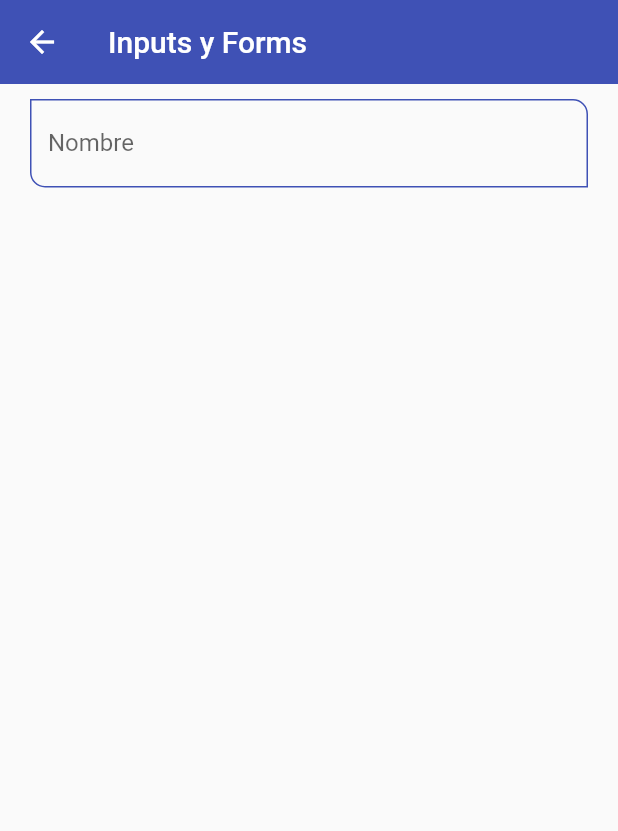
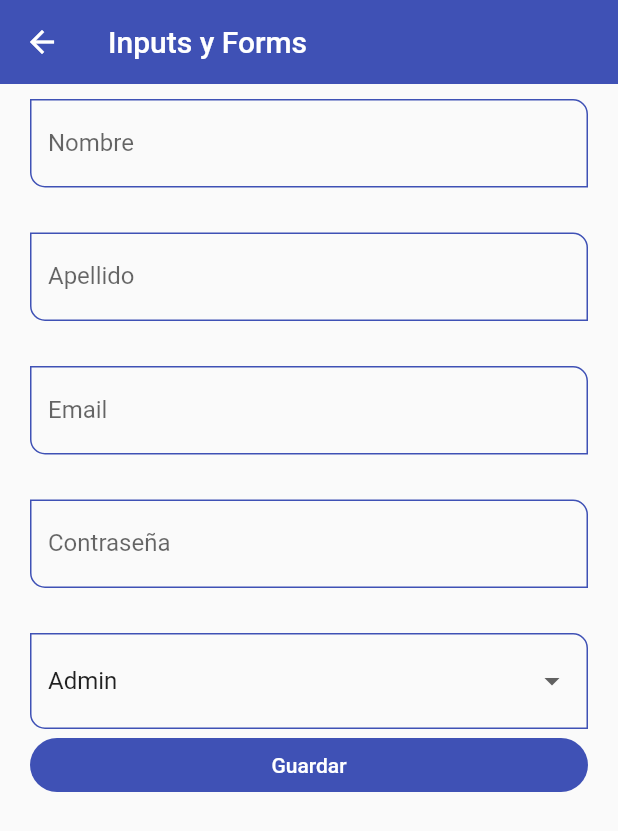
Before and after one commit to martinb28/FlutterComponents, a Flutter app: the InputsScreen screen opened by its route, on a phone screen of 412 x 824 dp. Shown: the top 831 px of the screen. Run offline on Flutter 3.47's test engine with Material 2 defaults, Android fonts, the phone set to English and light mode, and no system bars; missing offline and left inert: dart:ffi.

Commit message:
se finaliza form input

```diff
--- a/lib/screens/inputs_screen.dart
+++ b/lib/screens/inputs_screen.dart
@@ -7,6 +7,17 @@ class InputsScreen extends StatelessWidget {
 
   @override
   Widget build(BuildContext context) {
+
+    final GlobalKey<FormState> myFormKey = GlobalKey<FormState>();
+
+    final Map<String, String> formValues = {
+      'first_name': 'Martin',
+      'last_name' : 'Bugao',
+      'email'     : 'bugao1991@gmail.com',
+      'password'  : '123456',
+      'role'      : 'admin',
+    };
+
     return Scaffold(
       appBar: AppBar(
         title: const Text('Inputs y Forms'),
@@ -14,13 +25,57 @@ class InputsScreen extends StatelessWidget {
       body: SingleChildScrollView(
          child: Padding(
           padding: const EdgeInsets.symmetric(horizontal: 20, vertical: 10),
-          child: Column(
-            children: const [
-              CustomInputField(
-                labelText: 'Nombre',
-                hintText: 'Nombre del usuario',
+          child: Form(
+            key: myFormKey,
+            child: Column(
+              children: [
+
+                CustomInputField(labelText: 'Nombre', hintText: 'Nombre del usuario', formProperty: 'first_name', formValues: formValues),
+                const SizedBox( height: 30),
+
+                CustomInputField(labelText: 'Apellido', hintText: 'Apellido del usuario', formProperty: 'last_name', formValues: formValues),
+                const SizedBox( height: 30),
+
+                CustomInputField(labelText: 'Email',hintText: 'Correo del usuario', keyboardType: TextInputType.emailAddress, formProperty: 'email', formValues: formValues),
+                const SizedBox( height: 30),
+
+                CustomInputField(labelText: 'Contraseña', hintText: 'Contraseña del usuario', isPassword: true, formProperty: 'password', formValues: formValues),
+                const SizedBox( height: 30),
+
+                DropdownButtonFormField<String>(
+                  value: 'Admin',
+                  items: const [
+                    DropdownMenuItem(value: 'Admin', child: Text('Admin')),
+                    DropdownMenuItem(value: 'Superuser', child: Text('Superuser')),
+                    DropdownMenuItem(value: 'Developer', child: Text('Developer')),
+                    DropdownMenuItem(value: 'Jr.Developer', child: Text('Jr.Developer')),
+                  ],
+                  onChanged: (value) {
+                    print(value);
+                    formValues['role'] = value ?? 'Admin';
+                  },
+                ),
+
+                ElevatedButton(
+                  child: const SizedBox(
+                    width: double.infinity,
+                    child: Center(child: const Text('Guardar'))
+                    ),
+                  onPressed: () {
+
+                    FocusScope.of(context).requestFocus(FocusNode());
+
+                    if ( !myFormKey.currentState!.validate()) {
+                      print('Formulario no válido');
+                      return;
+                    }
+                    //* imprimir valores del formulario
+                    print(formValues);
+
+                  },
                 )
-            ],
+              ],
+            ),
           ),
          ),
       ),
--- a/lib/widgets/custom_input_field.dart
+++ b/lib/widgets/custom_input_field.dart
@@ -7,6 +7,11 @@ class CustomInputField extends StatelessWidget {
   final String? helperText;
   final IconData? icon;
   final IconData? suffixIcon;
+  final TextInputType? keyboardType;
+  final bool isPassword;
+
+  final String formProperty;
+  final Map<String, String> formValues;
 
 
   const CustomInputField({
@@ -16,17 +21,22 @@ class CustomInputField extends StatelessWidget {
     this.helperText,
     this.icon,
     this.suffixIcon,
+    this.keyboardType,
+    this.isPassword = false,
+    required this.formProperty,
+    required this.formValues,
   }) : super(key: key);
 
   @override
   Widget build(BuildContext context) {
+
     return TextFormField(
       autofocus: false,
       initialValue: '',
       textCapitalization: TextCapitalization.words,
-      onChanged: (value) {
-        print('value: $value');
-      },
+      keyboardType:  keyboardType,
+      obscureText: isPassword,
+      onChanged: (value) => formValues[formProperty] = value,
       validator: (value){
         if (value == null) return 'Este campo es requerido';
         return value.length < 3 ? 'Minimo de 3 letras': null;
```
